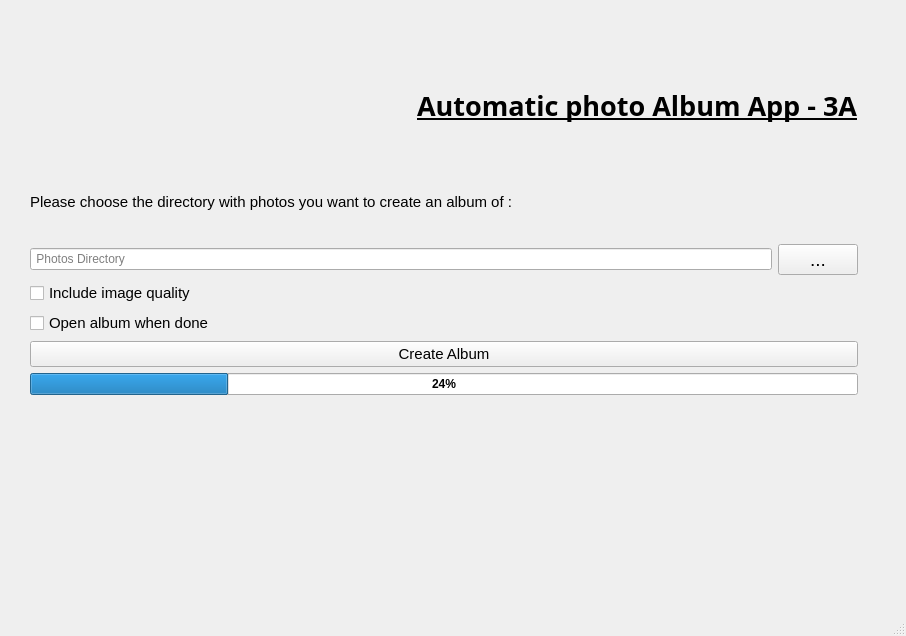
MeravJoseph/AutomaticPhotoAlbum, file src/mainGui_3A.ui: the form before one commit.
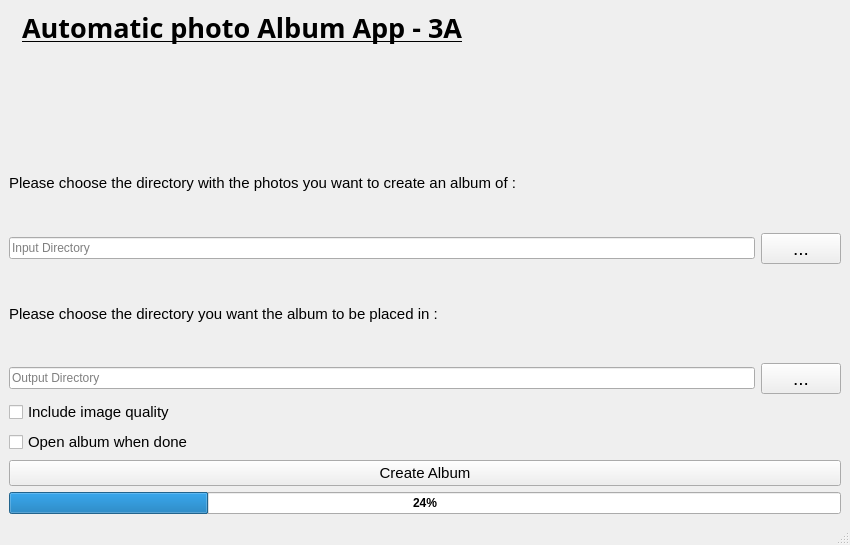
The form after the commit. Icons and pictures are not drawn.

The edit to the form file:
```diff
--- a/src/mainGui_3A.ui
+++ b/src/mainGui_3A.ui
@@ -6,27 +6,20 @@
    <rect>
     <x>0</x>
     <y>0</y>
-    <width>906</width>
-    <height>636</height>
+    <width>850</width>
+    <height>545</height>
    </rect>
   </property>
   <property name="windowTitle">
    <string>MainWindow</string>
   </property>
   <widget class="QWidget" name="centralwidget">
-   <widget class="QWidget" name="verticalLayoutWidget">
-    <property name="geometry">
-     <rect>
-      <x>30</x>
-      <y>50</y>
-      <width>828</width>
-      <height>345</height>
-     </rect>
-    </property>
+   <layout class="QGridLayout" name="gridLayout_2">
+    <item row="0" column="0">
     <layout class="QVBoxLayout" name="verticalLayout_3">
      <item>
-      <layout class="QHBoxLayout" name="horizontalLayout">
-       <item>
+       <layout class="QFormLayout" name="formLayout_2">
+        <item row="0" column="0">
         <widget class="QLabel" name="logo">
          <property name="text">
           <string/>
@@ -36,7 +29,7 @@
          </property>
         </widget>
        </item>
-       <item>
+        <item row="0" column="1">
         <widget class="QLabel" name="label">
          <property name="font">
           <font>
@@ -64,7 +57,7 @@
           </font>
          </property>
          <property name="text">
-          <string>Please choose the directory with photos you want to create an album of :</string>
+           <string>Please choose the directory with the photos you want to create an album of :</string>
          </property>
         </widget>
        </item>
@@ -76,7 +69,7 @@
             <bool>true</bool>
            </property>
            <property name="placeholderText">
-            <string> Photos Directory</string>
+             <string>Input Directory</string>
            </property>
           </widget>
          </item>
@@ -98,6 +91,48 @@
        </item>
       </layout>
      </item>
+      <item>
+       <layout class="QVBoxLayout" name="verticalLayout_4">
+        <item>
+         <widget class="QLabel" name="label_3">
+          <property name="font">
+           <font>
+            <pointsize>11</pointsize>
+           </font>
+          </property>
+          <property name="text">
+           <string>Please choose the directory you want the album to be placed in :</string>
+          </property>
+         </widget>
+        </item>
+        <item>
+         <layout class="QHBoxLayout" name="horizontalLayout_3">
+          <item>
+           <widget class="QLineEdit" name="lineEdit_outputDirectory">
+            <property name="readOnly">
+             <bool>true</bool>
+            </property>
+            <property name="placeholderText">
+             <string>Output Directory </string>
+            </property>
+           </widget>
+          </item>
+          <item>
+           <widget class="QPushButton" name="pushButton_outputDirectory">
+            <property name="font">
+             <font>
+              <pointsize>14</pointsize>
+             </font>
+            </property>
+            <property name="text">
+             <string>...</string>
+            </property>
+           </widget>
+          </item>
+         </layout>
+        </item>
+       </layout>
+      </item>
      <item>
       <layout class="QVBoxLayout" name="verticalLayout_2">
        <item>
@@ -152,7 +187,13 @@
       </layout>
      </item>
     </layout>
-   </widget>
+    </item>
+   </layout>
+  </widget>
+  <widget class="QStatusBar" name="statusbar">
+   <property name="enabled">
+    <bool>true</bool>
+   </property>
   </widget>
   <widget class="QStatusBar" name="statusbar"/>
  </widget>
```
Left out of the diff: 5 changed lines with no effect on the pictures. Lines whose indentation alone changed are shown as unchanged.
